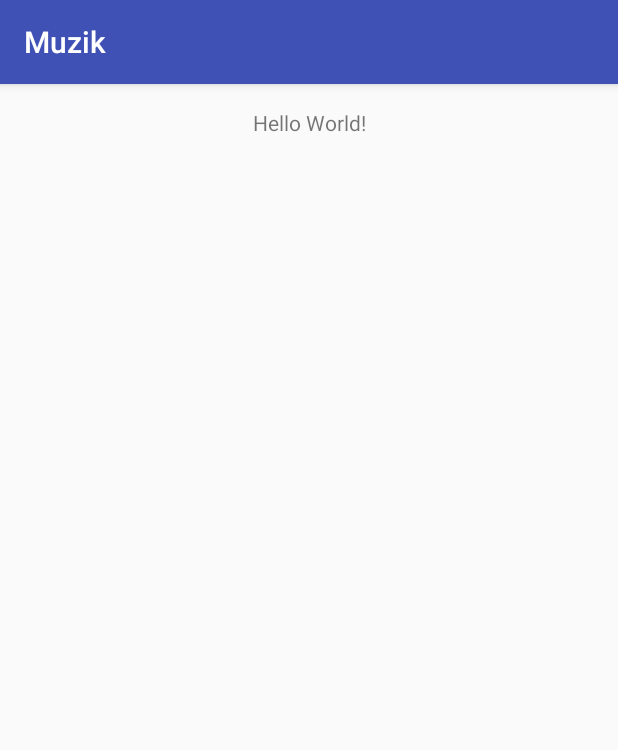
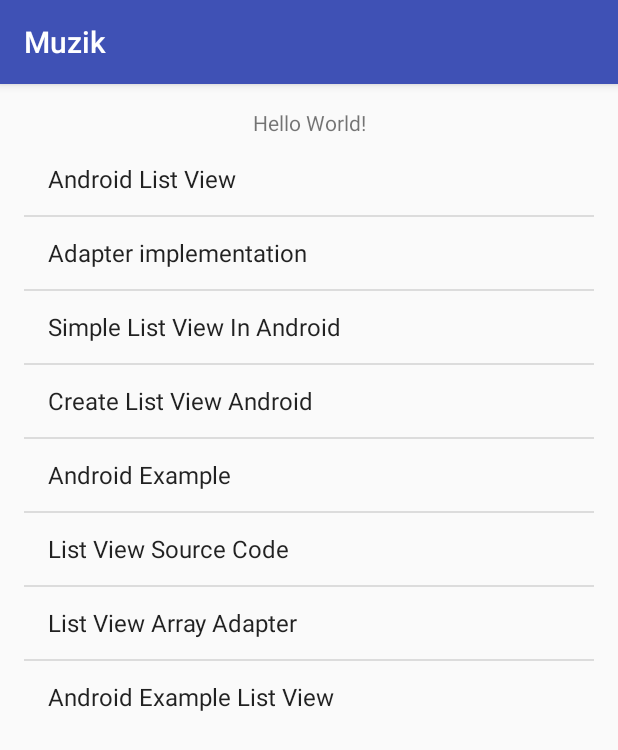
Before and after one commit to liquiddandruff/muzikhack-android, an Android app: the screen it shows after launch (MainActivity), on a phone screen of 412 x 824 dp. Shown: the top 750 px of the screen. Run offline under Robolectric (Android 15) with nearby library versions, the phone set to English and light mode, and no system bars; 4 statements that could not run were skipped.

```diff
--- a/app/src/main/java/ca/steven/muzikhack/muzik/MainActivity.java
+++ b/app/src/main/java/ca/steven/muzikhack/muzik/MainActivity.java
@@ -9,6 +9,8 @@ import android.net.Uri;
 import android.support.v7.app.AppCompatActivity;
 import android.os.Bundle;
 import android.util.Log;
+import android.widget.ArrayAdapter;
+import android.widget.ListView;
 import android.widget.Toast;
 
 import com.google.android.gms.appindexing.Action;
@@ -40,6 +42,10 @@ public class MainActivity extends AppCompatActivity {
         static final String QUEUE_CHANGED = SPOTIFY_PACKAGE + ".queuechanged";
         static final String METADATA_CHANGED = SPOTIFY_PACKAGE + ".metadatachanged";
     }
+
+    ListView listView;
+    ArrayAdapter<String> adapter;
+
     boolean haveMetadata = false;
     String trackId;
     String artistName;
@@ -74,7 +80,19 @@ public class MainActivity extends AppCompatActivity {
         spotifyIntentFilter.addAction("com.spotify.music.metadatachanged");
         spotifyIntentFilter.addAction("com.spotify.music.queuechanged");
 
+        listView = (ListView) findViewById(R.id.listView);
+        String[] values = new String[] { "Android List View",
+                "Adapter implementation",
+                "Simple List View In Android",
+                "Create List View Android",
+                "Android Example",
+                "List View Source Code",
+                "List View Array Adapter",
+                "Android Example List View"
+        };
 
+        adapter = new ArrayAdapter<String>(this, android.R.layout.simple_list_item_1, android.R.id.text1, values);
+        listView.setAdapter(adapter);
         BluetoothAdapter mBluetoothAdapter = BluetoothAdapter.getDefaultAdapter();
         if (mBluetoothAdapter == null) {
             Log.i(TAG, "Device does not support bluetooth");
--- a/app/src/main/res/layout/activity_main.xml
+++ b/app/src/main/res/layout/activity_main.xml
@@ -13,6 +13,18 @@
         android:layout_width="fill_parent"
         android:layout_height="wrap_content"
         android:text="Hello World!"
-        android:layout_alignParentEnd="true"
+        android:id="@+id/text1"
         android:textAlignment="center" />
+
+    <LinearLayout
+        android:layout_width="match_parent"
+        android:layout_height="wrap_content"
+        android:layout_below="@id/text1"
+        android:paddingTop="4dp">
+        <ListView
+            android:layout_width="wrap_content"
+            android:layout_height="wrap_content"
+            android:id="@+id/listView"/>
+    </LinearLayout>
+
 </RelativeLayout>
```
